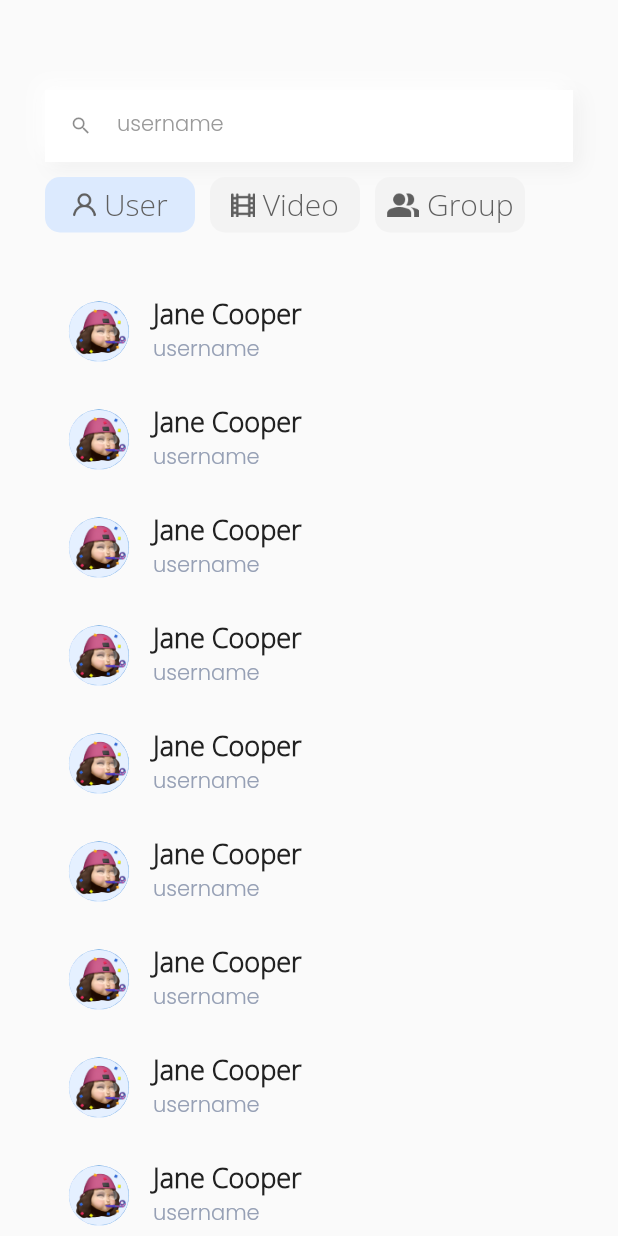
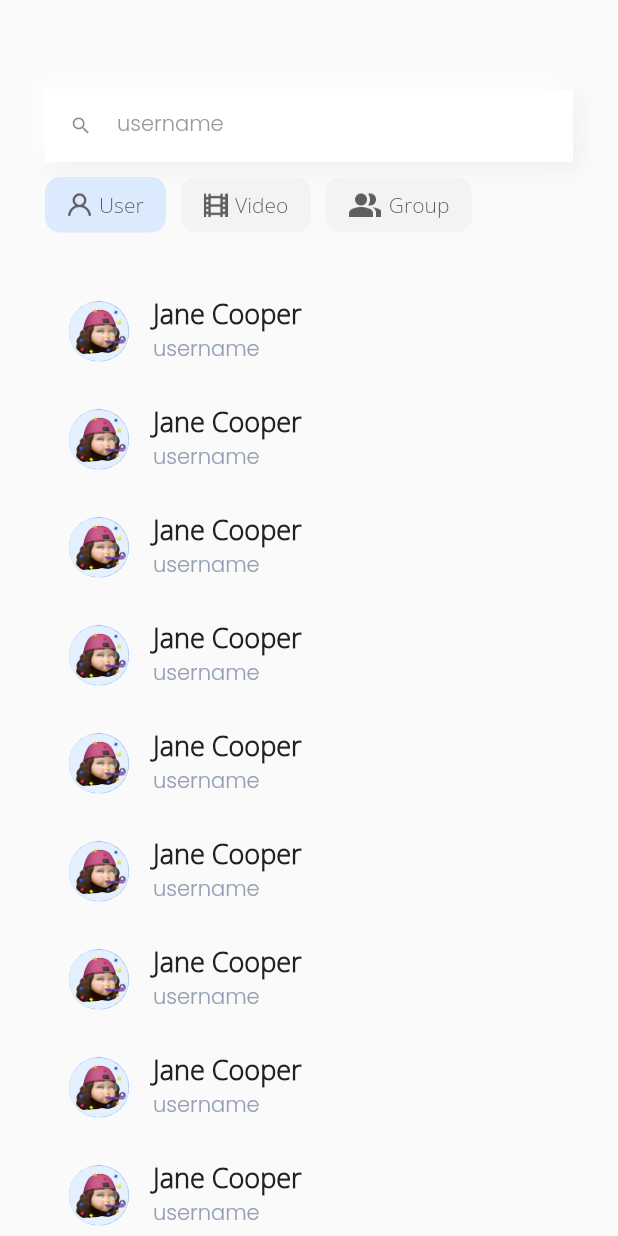
Before and after one commit to Nura1i/tutorchat, a Flutter app: the SearchScreen screen opened directly, after a tap on "User", on a phone screen of 412 x 824 dp. Run offline on Flutter 3.47's test engine with Material 2 defaults, Android fonts, the phone set to English and light mode, and no system bars; our stand-ins replace dotted_border, dropdown_button2, flutter_countdown_timer, flutter_inset_box_shadow, flutter_svg, image_picker and 1 more; accounts and stored records are empty; project files that could hold a hidden picture were left out.

Commit message:
Changes to be committed: 	modified:   lib/Pages/SearchPage/searchScreen.dart 	modified:   lib/Pages/languagePage/languageScreen.dart 	modified:   lib/main.dart 	modified:   lib/splash.dart 	modified:   lib/widgets/usersearchwidget.dart

```diff
--- a/lib/Pages/SearchPage/searchScreen.dart
+++ b/lib/Pages/SearchPage/searchScreen.dart
@@ -1,5 +1,6 @@
 import 'package:flutter/material.dart';
 import 'package:tutorchat/widgets/usersearchwidget.dart';
+
 class SearchScreen extends StatefulWidget {
   const SearchScreen({Key? key}) : super(key: key);
 
@@ -8,35 +9,37 @@ class SearchScreen extends StatefulWidget {
 }
 
 class _SearchScreenState extends State<SearchScreen> {
-  Color colorOne = Color(0xffDCEAFE);
-  Color colorTwo = Color(0xffF3F3F3);
-  Color colorThree = Color(0xffF3F3F3);
+  Color colorOne = const Color(0xffDCEAFE);
+  Color colorTwo = const Color(0xffF3F3F3);
+  Color colorThree = const Color(0xffF3F3F3);
   // Tanlanganni ranglab beradi
-  selectButton(int index){
+  selectButton(int index) {
     setState(() {
-      switch(index){
-        case 0 : {
-          colorOne = Color(0xffDCEAFE);
-          colorTwo = Color(0xffF3F3F3);
-          colorThree = Color(0xffF3F3F3);
+      switch (index) {
+        case 0:
+          {
+            colorOne = const Color(0xffDCEAFE);
+            colorTwo = const Color(0xffF3F3F3);
+            colorThree = const Color(0xffF3F3F3);
             break;
           }
-        case 1 : {
-          colorTwo = Color(0xffDCEAFE);
-          colorOne = Color(0xffF3F3F3);
-          colorThree = Color(0xffF3F3F3);
+        case 1:
+          {
+            colorTwo = const Color(0xffDCEAFE);
+            colorOne = const Color(0xffF3F3F3);
+            colorThree = const Color(0xffF3F3F3);
             break;
           }
-        case 2 : {
-          colorThree = Color(0xffDCEAFE);
-          colorOne = Color(0xffF3F3F3);
-          colorTwo = Color(0xffF3F3F3);
+        case 2:
+          {
+            colorThree = const Color(0xffDCEAFE);
+            colorOne = const Color(0xffF3F3F3);
+            colorTwo = const Color(0xffF3F3F3);
             break;
           }
       }
     });
   }
-
 
   @override
   Widget build(BuildContext context) {
@@ -52,15 +55,15 @@ class _SearchScreenState extends State<SearchScreen> {
                   BoxShadow(
                     blurRadius: 10,
                     color: Colors.grey.shade200,
-                    offset: Offset(4, 4),
+                    offset: const Offset(4, 4),
                   ),
-                  BoxShadow(
+                  const BoxShadow(
                     blurRadius: 10,
                     color: Colors.white,
                     offset: Offset(-5, -5),
                   ),
                 ]),
-                child: TextField(
+                child: const TextField(
                   decoration: InputDecoration(
                       border: InputBorder.none,
                       prefixIcon: Icon(
@@ -80,8 +83,8 @@ class _SearchScreenState extends State<SearchScreen> {
               padding: const EdgeInsets.only(top: 118.0, left: 30, right: 30),
               child: Row(
                 children: [
-                InkWell(
-                  onTap: (){
+                  GestureDetector(
+                    onTap: () {
                       selectButton(0);
                     },
                     child: Container(
@@ -89,59 +92,104 @@ class _SearchScreenState extends State<SearchScreen> {
                         borderRadius: BorderRadius.circular(10),
                         color: colorOne,
                       ),
-                  width: 100,
                       height: 37,
-                  child: const Row(
+                      child: Padding(
+                        padding: const EdgeInsets.symmetric(horizontal: 15),
+                        child: Row(
                           mainAxisAlignment: MainAxisAlignment.center,
-                    children: [
-                      Image(image: AssetImage('icon/user.png'), width: 16,height: 16,),
-                      SizedBox(width: 5,),
-                      Text('User', style: TextStyle(fontFamily: 'OpenSans', fontWeight: FontWeight.w400,fontSize: 20, color: Color(0xff5F5F5F)),)
+                          children: const [
+                            Image(
+                              image: AssetImage('icon/user.png'),
+                              width: 16,
+                              height: 16,
+                            ),
+                            SizedBox(
+                              width: 5,
+                            ),
+                            Text(
+                              'User',
+                              style: TextStyle(
+                                  fontFamily: 'OpenSans',
+                                  fontWeight: FontWeight.w400,
+                                  fontSize: 14,
+                                  color: Color(0xff5F5F5F)),
+                            ),
                           ],
                         ),
                       ),
                     ),
-                  InkWell(
-                    onTap: (){
+                  ),
+                  GestureDetector(
+                    onTap: () {
                       selectButton(1);
                     },
                     child: Container(
-                      margin: EdgeInsets.only(left: 10),
+                      margin: const EdgeInsets.only(left: 10),
                       decoration: BoxDecoration(
                         borderRadius: BorderRadius.circular(10),
                         color: colorTwo,
                       ),
-                      width: 100,
                       height: 37,
-                      child: const Row(
+                      child: Padding(
+                        padding: const EdgeInsets.symmetric(horizontal: 15),
+                        child: Row(
                           mainAxisAlignment: MainAxisAlignment.center,
-                        children: [
-                          Image(image: AssetImage('icon/video.png'), width: 16,height: 16,),
-                          SizedBox(width: 5,),
-                          Text('Video', style: TextStyle(fontFamily: 'OpenSans', fontWeight: FontWeight.w400,fontSize: 20, color: Color(0xff5F5F5F)),)
+                          children: const [
+                            Image(
+                              image: AssetImage('icon/video.png'),
+                              width: 16,
+                              height: 16,
+                            ),
+                            SizedBox(
+                              width: 5,
+                            ),
+                            Text(
+                              'Video',
+                              style: TextStyle(
+                                  fontFamily: 'OpenSans',
+                                  fontWeight: FontWeight.w400,
+                                  fontSize: 14,
+                                  color: Color(0xff5F5F5F)),
+                            )
                           ],
                         ),
                       ),
                     ),
-                  InkWell(
-                    onTap: (){
+                  ),
+                  GestureDetector(
+                    onTap: () {
                       selectButton(2);
                     },
                     child: Container(
-                      margin: EdgeInsets.only(left: 10),
+                      margin: const EdgeInsets.only(left: 10),
                       decoration: BoxDecoration(
                         borderRadius: BorderRadius.circular(10),
                         color: colorThree,
                       ),
-                      width: 100,
                       height: 37,
-                      child: const Row(
+                      child: Padding(
+                        padding: const EdgeInsets.symmetric(horizontal: 15),
+                        child: Row(
                           mainAxisAlignment: MainAxisAlignment.center,
-                        children: [
-                          Image(image: AssetImage('icon/twousers.png'), width: 22,height: 16,),
-                          SizedBox(width: 5,),
-                          Text('Group', style: TextStyle(fontFamily: 'OpenSans', fontWeight: FontWeight.w400,fontSize: 20, color: Color(0xff5F5F5F)),)
+                          children: const [
+                            Image(
+                              image: AssetImage('icon/twousers.png'),
+                              width: 22,
+                              height: 16,
+                            ),
+                            SizedBox(
+                              width: 5,
+                            ),
+                            Text(
+                              'Group',
+                              style: TextStyle(
+                                  fontFamily: 'OpenSans',
+                                  fontWeight: FontWeight.w400,
+                                  fontSize: 14,
+                                  color: Color(0xff5F5F5F)),
+                            )
                           ],
+                        ),
                       ),
                     ),
                   ),
@@ -149,15 +197,19 @@ class _SearchScreenState extends State<SearchScreen> {
               ),
             ),
             Padding(
-              padding: const EdgeInsets.only(top: 185.0,left: 30,right: 30),
+              padding: const EdgeInsets.only(top: 185.0, left: 30, right: 30),
               child: SizedBox(
                 width: double.infinity,
-                height: MediaQuery.of(context).size.height*0.8,
+                height: MediaQuery.of(context).size.height * 0.8,
                 child: ListView.builder(
                     itemCount: 35,
                     scrollDirection: Axis.vertical,
-                    itemBuilder: (_,index){
-                  return UserSearchWidget(userimage: 'assets/png/userpicture.png',username: 'Jane Cooper',);
+                    physics: const BouncingScrollPhysics(),
+                    itemBuilder: (_, index) {
+                      return UserSearchWidget(
+                        userimage: 'assets/png/userpicture.png',
+                        username: 'Jane Cooper',
+                      );
                     }),
               ),
             ),
--- a/lib/Pages/languagePage/languageScreen.dart
+++ b/lib/Pages/languagePage/languageScreen.dart
@@ -7,8 +7,9 @@ import 'package:tutorchat/widgets/sms_validator.dart';
 import '../LoginPage/loginPageScreen.dart';
 
 class LanguageScreen extends StatefulWidget {
-  const LanguageScreen({super.key, required this.title});
-  final String title;
+  const LanguageScreen({
+    super.key,
+  });
 
   @override
   State<LanguageScreen> createState() => _LanguageScreenState();
--- a/lib/main.dart
+++ b/lib/main.dart
@@ -1,6 +1,5 @@
 import 'package:flutter/material.dart';
-
-import 'Pages/registerPage/registerScreenWphone.dart';
+import 'package:tutorchat/Pages/languagePage/languageScreen.dart';
 
 void main() {
   runApp(const MyApp());
@@ -17,7 +16,8 @@ class MyApp extends StatelessWidget {
         theme: ThemeData(
           primarySwatch: Colors.blue,
         ),
-      home: const registerScreenWphone(userToken: ''),
+        home: const LanguageScreen()
+        //const registerScreenWphone(userToken: ''),
         );
   }
 }
--- a/lib/splash.dart
+++ b/lib/splash.dart
@@ -54,10 +54,7 @@ class _MyCustomSplashScreenState extends State<MyCustomSplashScreen>
     Timer(const Duration(seconds: 4), () {
       setState(() {
         Navigator.pushReplacement(
-            context,
-            PageTransition(const LanguageScreen(
-              title: 'a',
-            )));
+            context, PageTransition(const LanguageScreen()));
       });
     });
   }
--- a/lib/widgets/usersearchwidget.dart
+++ b/lib/widgets/usersearchwidget.dart
@@ -3,7 +3,8 @@ import 'package:flutter/material.dart';
 class UserSearchWidget extends StatefulWidget {
   String userimage;
   String username;
-  UserSearchWidget({required this.userimage, required this.username});
+  UserSearchWidget(
+      {super.key, required this.userimage, required this.username});
 
   @override
   State<UserSearchWidget> createState() => _UserSearchWidgetState();
@@ -12,17 +13,30 @@ class UserSearchWidget extends StatefulWidget {
 class _UserSearchWidgetState extends State<UserSearchWidget> {
   @override
   Widget build(BuildContext context) {
-    return Container(
-       child: ListTile(
+    return ListTile(
       leading: CircleAvatar(
         child: Image(
           width: 40,
           height: 40,
           fit: BoxFit.cover,
-             image: AssetImage(widget.userimage),),
+          image: AssetImage(widget.userimage),
         ),
-         title: Text(widget.username, style: TextStyle(fontSize: 18, fontWeight: FontWeight.w700, color: Colors.grey.shade900, fontFamily: 'OpenSans'),),
-         subtitle: Text('username',style: TextStyle(fontFamily: 'Poppins',fontWeight: FontWeight.w500, fontSize: 14, color: Color(0xff96A0B5)),),
+      ),
+      title: Text(
+        widget.username,
+        style: TextStyle(
+            fontSize: 18,
+            fontWeight: FontWeight.w700,
+            color: Colors.grey.shade900,
+            fontFamily: 'OpenSans'),
+      ),
+      subtitle: const Text(
+        'username',
+        style: TextStyle(
+            fontFamily: 'Poppins',
+            fontWeight: FontWeight.w500,
+            fontSize: 14,
+            color: Color(0xff96A0B5)),
       ),
     );
   }
```
Lines whose indentation alone changed are shown as unchanged.
